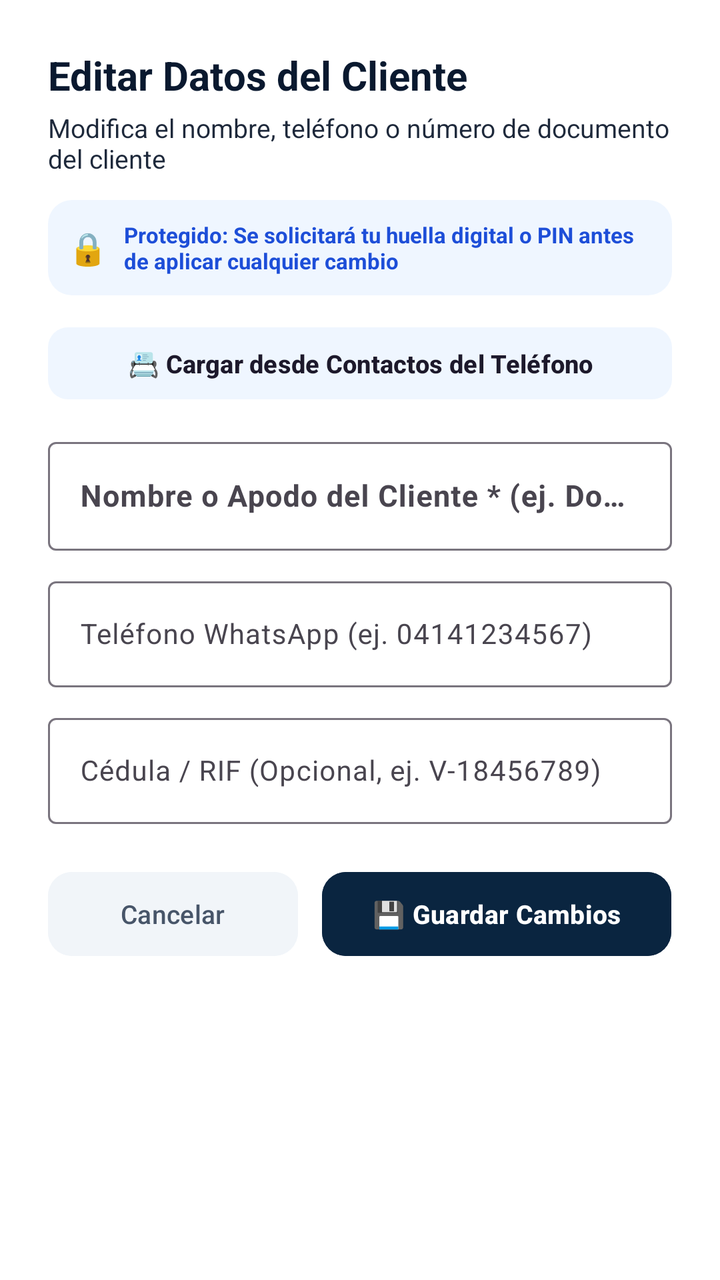
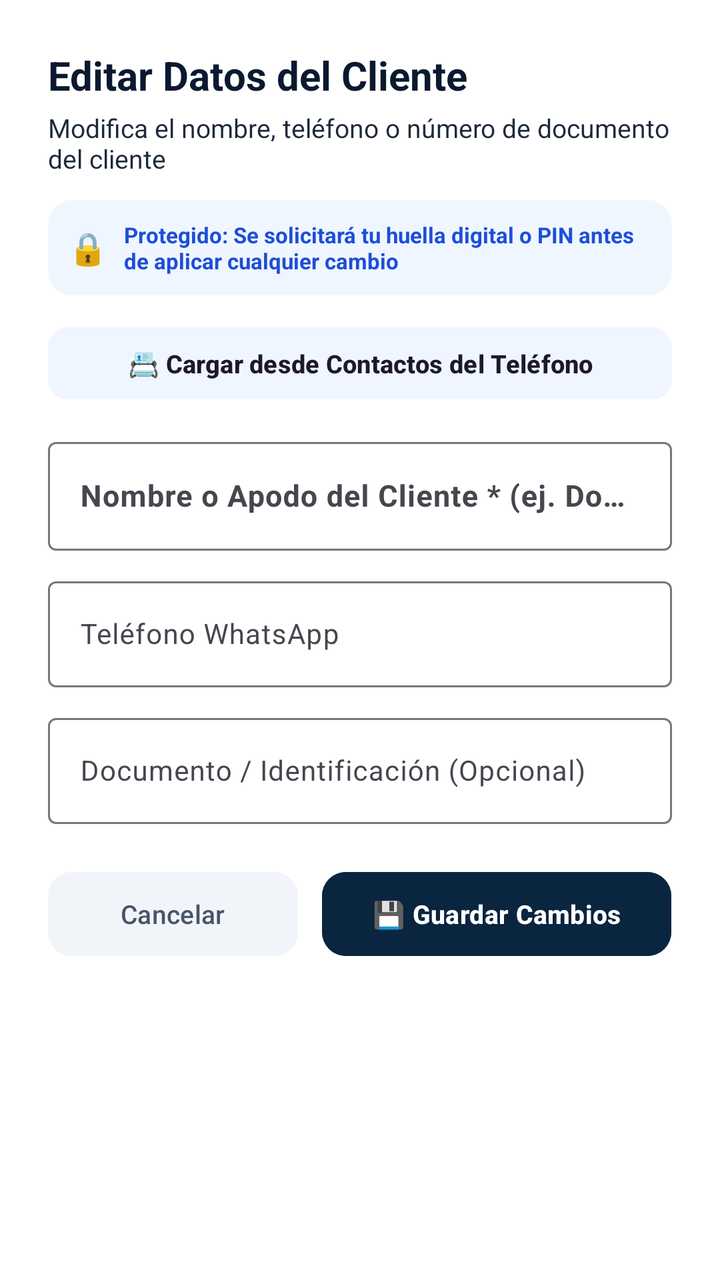

The first picture is an Android layout as it rendered before a commit; the second is the same layout after the commit. The layout source and the unified diff follow.
<!-- AndroidManifest.xml: application theme Theme.Zeasy -->
<!-- res/layout/dialog_edit_debtor.xml -->
<?xml version="1.0" encoding="utf-8"?>
<LinearLayout xmlns:android="http://schemas.android.com/apk/res/android"
    xmlns:app="http://schemas.android.com/apk/res-auto"
    android:layout_width="match_parent"
    android:layout_height="wrap_content"
    android:orientation="vertical"
    android:padding="24dp"
    android:background="@color/surface">

    <TextView
        android:id="@+id/tvEditDebtorTitle"
        android:layout_width="wrap_content"
        android:layout_height="wrap_content"
        android:text="Editar Datos del Cliente"
        android:textStyle="bold"
        android:textColor="@color/text_primary"
        android:textSize="20sp" />

    <TextView
        android:id="@+id/tvEditDebtorSubtitle"
        android:layout_width="wrap_content"
        android:layout_height="wrap_content"
        android:layout_marginTop="4dp"
        android:text="Modifica el nombre, teléfono o número de documento del cliente"
        android:textColor="@color/text_secondary"
        android:textSize="13sp" />

    
    <LinearLayout
        android:layout_width="match_parent"
        android:layout_height="wrap_content"
        android:orientation="horizontal"
        android:gravity="center_vertical"
        android:layout_marginTop="12dp"
        android:padding="10dp"
        android:background="@drawable/bg_badge_rounded"
        android:backgroundTint="#EFF6FF">

        <TextView
            android:layout_width="wrap_content"
            android:layout_height="wrap_content"
            android:text="🔒"
            android:textSize="16sp"
            android:layout_marginEnd="8dp" />

        <TextView
            android:layout_width="0dp"
            android:layout_height="wrap_content"
            android:layout_weight="1"
            android:text="Protegido: Se solicitará tu huella digital o PIN antes de aplicar cualquier cambio"
            android:textColor="#1D4ED8"
            android:textSize="11sp"
            android:textStyle="bold" />
    </LinearLayout>

    
    <com.google.android.material.button.MaterialButton
        android:id="@+id/btnPickContactEditDebtor"
        style="@style/Widget.Material3.Button.TonalButton"
        android:layout_width="match_parent"
        android:layout_height="44dp"
        android:layout_marginTop="12dp"
        android:text="📇 Cargar desde Contactos del Teléfono"
        android:textSize="12.5sp"
        android:textStyle="bold"
        app:cornerRadius="10dp" />

    <com.google.android.material.textfield.TextInputLayout
        android:layout_width="match_parent"
        android:layout_height="wrap_content"
        android:layout_marginTop="12dp"
        android:hint="Nombre o Apodo del Cliente * (ej. Doña Carmen)">

        <com.google.android.material.textfield.TextInputEditText
            android:id="@+id/etEditDebtorName"
            android:layout_width="match_parent"
            android:layout_height="wrap_content"
            android:inputType="textPersonName|textCapWords"
            android:textColor="@color/text_primary"
            android:textSize="15sp"
            android:textStyle="bold" />
    </com.google.android.material.textfield.TextInputLayout>

    <com.google.android.material.textfield.TextInputLayout
        android:layout_width="match_parent"
        android:layout_height="wrap_content"
        android:layout_marginTop="10dp"
        android:hint="Teléfono WhatsApp (ej. 04141234567)">

        <com.google.android.material.textfield.TextInputEditText
            android:id="@+id/etEditDebtorPhone"
            android:layout_width="match_parent"
            android:layout_height="wrap_content"
            android:inputType="phone"
            android:textColor="@color/text_primary"
            android:textSize="14sp" />
    </com.google.android.material.textfield.TextInputLayout>

    <com.google.android.material.textfield.TextInputLayout
        android:layout_width="match_parent"
        android:layout_height="wrap_content"
        android:layout_marginTop="10dp"
        android:hint="Cédula / RIF (Opcional, ej. V-18456789)">

        <com.google.android.material.textfield.TextInputEditText
            android:id="@+id/etEditDebtorId"
            android:layout_width="match_parent"
            android:layout_height="wrap_content"
            android:inputType="textCapCharacters"
            android:textColor="@color/text_primary"
            android:textSize="14sp" />
    </com.google.android.material.textfield.TextInputLayout>

    
    <LinearLayout
        android:layout_width="match_parent"
        android:layout_height="wrap_content"
        android:orientation="horizontal"
        android:layout_marginTop="20dp">

        <com.google.android.material.button.MaterialButton
            android:id="@+id/btnCancelEditDebtor"
            android:layout_width="0dp"
            android:layout_height="50dp"
            android:layout_weight="1"
            android:layout_marginEnd="6dp"
            android:text="Cancelar"
            android:textSize="13sp"
            app:cornerRadius="12dp"
            android:backgroundTint="#F1F5F9"
            android:textColor="#475569" />

        <com.google.android.material.button.MaterialButton
            android:id="@+id/btnSaveEditDebtor"
            android:layout_width="0dp"
            android:layout_height="50dp"
            android:layout_weight="1.4"
            android:layout_marginStart="6dp"
            android:text="💾 Guardar Cambios"
            android:textSize="13sp"
            android:textStyle="bold"
            app:cornerRadius="12dp"
            android:backgroundTint="@color/primary"
            android:textColor="@color/white" />
    </LinearLayout>

</LinearLayout>
<!-- resources referenced by this layout -->
<resources>
  <color name="primary">#0A2540</color>
  <color name="surface">#FFFFFF</color>
  <color name="text_primary">#0A192F</color>
  <color name="text_secondary">#1E293B</color>
  <color name="white">#FFFFFF</color>
  <!-- drawable bg_badge_rounded (drawable) -->
  <?xml version="1.0" encoding="utf-8"?>
  <shape xmlns:android="http://schemas.android.com/apk/res/android"
      android:shape="rectangle">
      <corners android:radius="12dp" />
      <solid android:color="@color/accent_blue" />
  </shape>
  <style name="Theme.Zeasy" parent="Theme.Material3.DayNight.NoActionBar">
          
          <item name="colorPrimary">@color/accent_green</item>
          <item name="colorPrimaryContainer">@color/accent_green_bg</item>
          <item name="colorOnPrimary">@color/white</item>
          <item name="colorSecondary">@color/accent_blue</item>
          <item name="colorSecondaryContainer">@color/accent_blue_bg</item>
  
          
          <item name="android:colorBackground">@color/background</item>
  
          
          <item name="android:textColor">@color/text_primary</item>
  
          
          <item name="bottomNavigationStyle">@style/Widget.Zeasy.BottomNavigationView</item>
      </style>
  <color name="accent_blue">#0052FF</color>
  <color name="accent_green">#00875A</color>
  <color name="accent_green_bg">#E3FCEF</color>
  <color name="accent_blue_bg">#EFF6FF</color>
  <color name="background">#F4F8FC</color>
  <style name="Widget.Zeasy.BottomNavigationView" parent="Widget.Material3.BottomNavigationView">
          <item name="itemRippleColor">@color/accent_green_bg</item>
          <item name="android:background">@color/surface</item>
          <item name="itemIconTint">@color/nav_selector</item>
          <item name="itemTextColor">@color/nav_selector</item>
      </style>
</resources>

<!-- the commit's change to res/layout/dialog_edit_debtor.xml (unified diff, before → after) -->
@@ -82,10 +82,11 @@
     </com.google.android.material.textfield.TextInputLayout>
 
     <com.google.android.material.textfield.TextInputLayout
+        android:id="@+id/tilEditDebtorPhone"
         android:layout_width="match_parent"
         android:layout_height="wrap_content"
         android:layout_marginTop="10dp"
-        android:hint="Teléfono WhatsApp (ej. 04141234567)">
+        android:hint="Teléfono WhatsApp">
 
         <com.google.android.material.textfield.TextInputEditText
             android:id="@+id/etEditDebtorPhone"
@@ -97,10 +98,11 @@
     </com.google.android.material.textfield.TextInputLayout>
 
     <com.google.android.material.textfield.TextInputLayout
+        android:id="@+id/tilEditDebtorId"
         android:layout_width="match_parent"
         android:layout_height="wrap_content"
         android:layout_marginTop="10dp"
-        android:hint="Cédula / RIF (Opcional, ej. V-18456789)">
+        android:hint="Documento / Identificación (Opcional)">
 
         <com.google.android.material.textfield.TextInputEditText
             android:id="@+id/etEditDebtorId"
